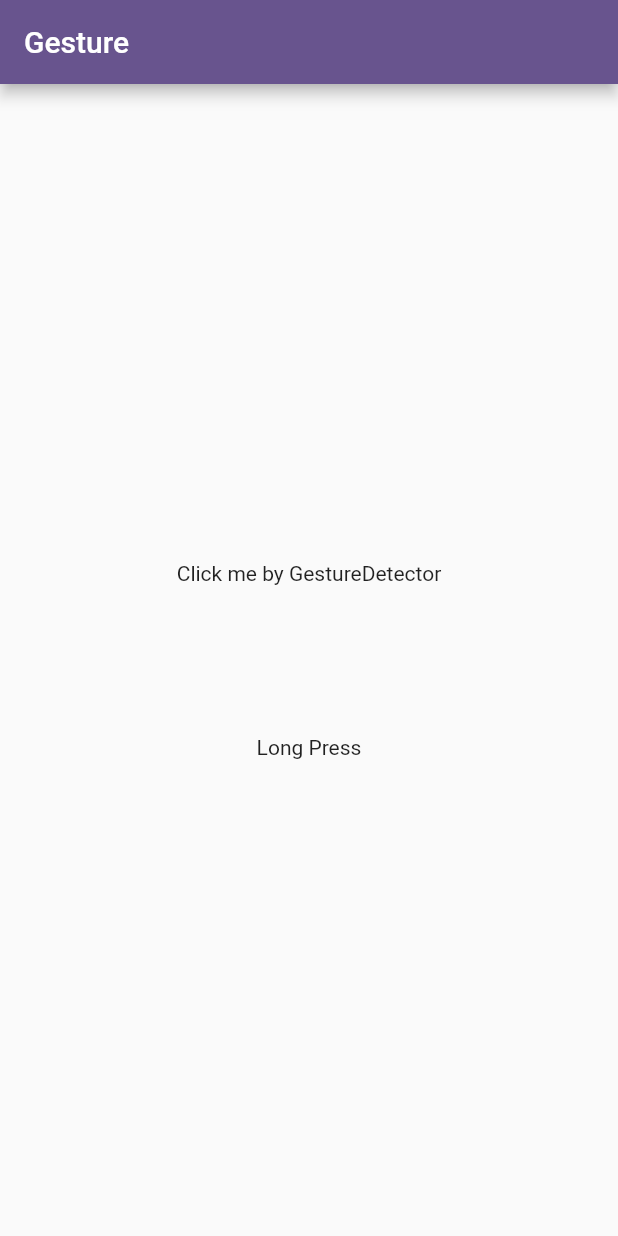
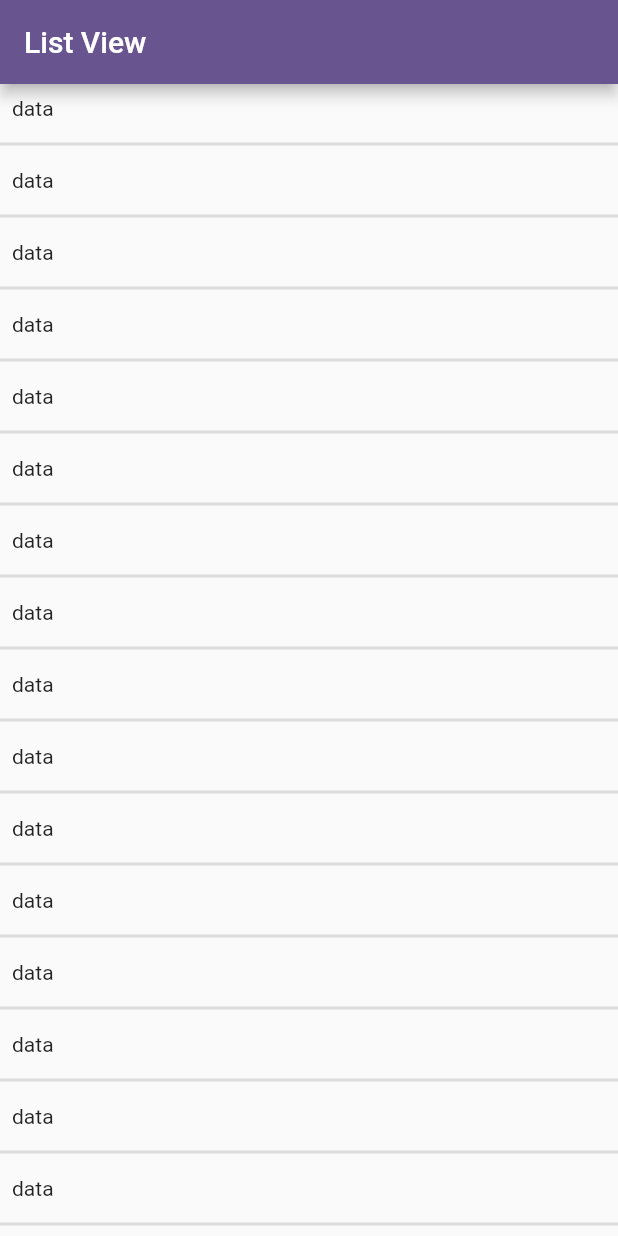
Before and after one commit to shamsshykh/learnflutter, a Flutter app: the screen it shows after launch, on a phone screen of 412 x 824 dp. Run offline on Flutter 3.47's test engine with Material 3 defaults, Android fonts, the phone set to English and light mode, and no system bars; our stand-ins replace fluttertoast, permission_handler.

Commit message:
ListView Widgets

```diff
--- a/lib/main.dart
+++ b/lib/main.dart
@@ -3,6 +3,7 @@ import 'package:learnflutter/screen/FlexBoxPattern.dart';
 import 'package:learnflutter/screen/GestureDedectionScreen.dart';
 import 'package:learnflutter/screen/HomeScreen.dart';
 import 'package:learnflutter/screen/ImagesScreen.dart';
+import 'package:learnflutter/screen/ListViewWidget.dart';
 import 'package:learnflutter/screen/StatefulWidgetScreen.dart';
 
 void main() {
@@ -27,7 +28,8 @@ class MyApp extends StatelessWidget {
       // home: const ImagesScreen(),
       // home: FlexBoxPattern(),
       // home: StatefulWidgetScreen(),
-      home: GestureDedectionScreen(),
+      // home: GestureDedectionScreen(),
+      home: ListViewWidget(),
     );
   }
 }
--- /dev/null
+++ b/lib/screen/ListViewWidget.dart
@@ -0,0 +1,76 @@
+import 'package:flutter/cupertino.dart';
+import 'package:flutter/material.dart';
+
+class ListViewWidget extends StatelessWidget {
+  const ListViewWidget({super.key});
+
+  @override
+  Widget build(BuildContext context) {
+    return Scaffold(
+      appBar: AppBar(title: Text('List View')),
+      body: DynamicListViewWithDivider(),
+    );
+  }
+}
+
+class StaticListView extends StatelessWidget {
+  const StaticListView({super.key});
+
+  @override
+  Widget build(BuildContext context) {
+    return ListView(
+      scrollDirection: Axis.horizontal,
+      children: [
+        Padding(padding: const EdgeInsets.all(10.0), child: Text("D")),
+        Padding(padding: const EdgeInsets.all(10.0), child: Text("D")),
+        Padding(padding: const EdgeInsets.all(10.0), child: Text("D")),
+        Padding(padding: const EdgeInsets.all(10.0), child: Text("D")),
+        Padding(padding: const EdgeInsets.all(10.0), child: Text("D")),
+        Padding(padding: const EdgeInsets.all(10.0), child: Text("D")),
+        Padding(padding: const EdgeInsets.all(10.0), child: Text("D")),
+        Padding(padding: const EdgeInsets.all(10.0), child: Text("D")),
+        Padding(padding: const EdgeInsets.all(10.0), child: Text("D")),
+        Padding(padding: const EdgeInsets.all(10.0), child: Text("D")),
+        Padding(padding: const EdgeInsets.all(10.0), child: Text("D")),
+        Padding(padding: const EdgeInsets.all(10.0), child: Text("D")),
+        Padding(padding: const EdgeInsets.all(10.0), child: Text("D")),
+        Padding(padding: const EdgeInsets.all(10.0), child: Text("D")),
+        Padding(padding: const EdgeInsets.all(10.0), child: Text("D")),
+        Padding(padding: const EdgeInsets.all(10.0), child: Text("D")),
+      ],
+    );
+  }
+}
+
+class DynamicListView extends StatelessWidget {
+  const DynamicListView({super.key});
+
+  @override
+  Widget build(BuildContext context) {
+    return ListView.builder(
+      itemBuilder: (context, index) {
+        return Padding(padding: const EdgeInsets.all(8.0), child: Text("data"));
+      },
+      itemCount: 100,
+      scrollDirection: Axis.horizontal,
+    );
+  }
+}
+
+class DynamicListViewWithDivider extends StatelessWidget {
+  const DynamicListViewWithDivider({super.key});
+
+  @override
+  Widget build(BuildContext context) {
+    return ListView.separated(
+      itemBuilder: (context, index) {
+        return Padding(padding: const EdgeInsets.all(8.0), child: Text("data"));
+      },
+      itemCount: 30,
+      scrollDirection: Axis.vertical,
+      separatorBuilder: (context, index) {
+        return Divider(thickness: 2);
+      },
+    );
+  }
+}
```
Also changed, not shown: lib/screen/FlexBoxPattern.dart (+6 -1 lines).
